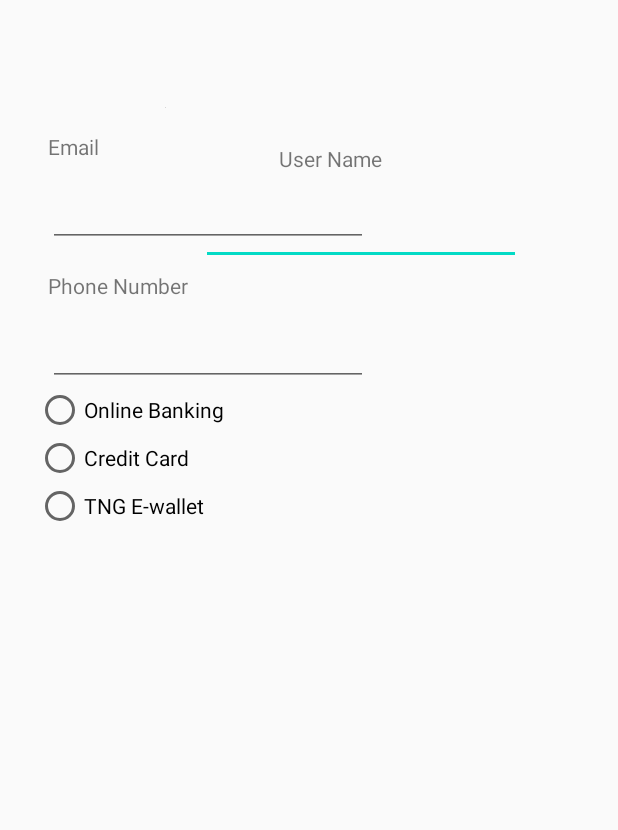
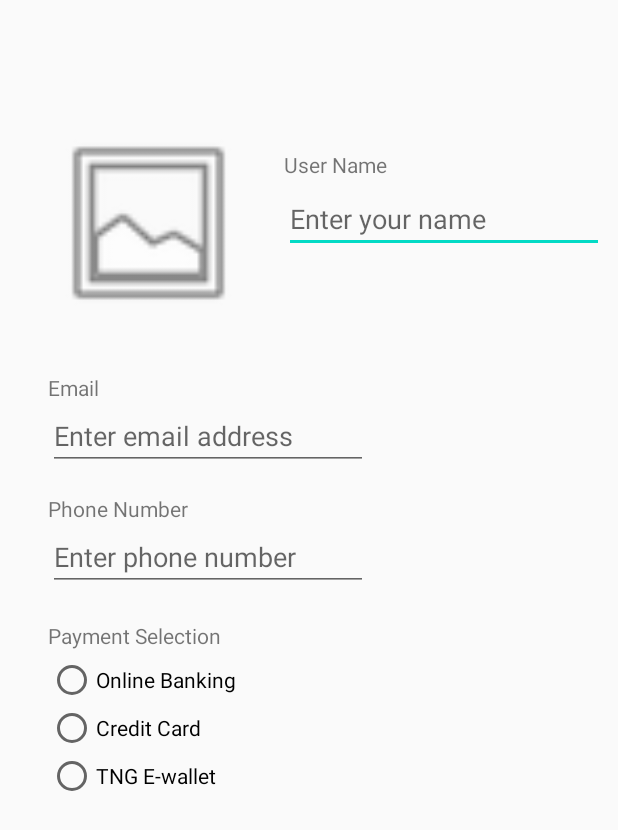
Before and after one commit to RyanYee1057/Assignment, an Android app: the layout profile.xml on its own in the app's theme, with its tools: preview values and no code run, on a phone screen of 412 x 824 dp. Shown: the top 830 px of the screen. Run offline under Robolectric (Android 15) with nearby library versions, the light colour scheme and no system bars.

Commit message:
By Yee Zhi Sheng

```diff
--- a/app/src/main/AndroidManifest.xml
+++ b/app/src/main/AndroidManifest.xml
@@ -9,13 +9,15 @@
         android:roundIcon="@mipmap/ic_launcher_round"
         android:supportsRtl="true"
         android:theme="@style/AppTheme">
-        <activity android:name=".MainActivity">
+        <activity android:name=".MainActivity"
+            android:label="@string/app_name">
             <intent-filter>
                 <action android:name="android.intent.action.MAIN" />
 
                 <category android:name="android.intent.category.LAUNCHER" />
             </intent-filter>
         </activity>
+        <activity android:name=".profile"></activity>
     </application>
 
 </manifest>
--- a/app/src/main/java/com/example/assignment/MainActivity.java
+++ b/app/src/main/java/com/example/assignment/MainActivity.java
@@ -3,11 +3,10 @@ package com.example.assignment;
 import android.content.Intent;
 import android.os.Bundle;
 import android.view.View;
+import android.widget.Button;
 import android.widget.Toast;
-
 import androidx.appcompat.app.AppCompatActivity;
 
-import com.google.android.material.floatingactionbutton.FloatingActionButton;
 
 public class MainActivity extends AppCompatActivity {
 
@@ -15,21 +14,20 @@ public class MainActivity extends AppCompatActivity {
     public static final String EXTRA_MESSAGE =
             "com.example.android.assignment.extra.MESSAGE";
 
+    //private String Message;
+
     @Override
     protected void onCreate(Bundle savedInstanceState) {
         super.onCreate(savedInstanceState);
         setContentView(R.layout.activity_main);
 
-        Toolbar toolbar = findViewById(R.id.toolbar);
-        setSupportActionBar(toolbar);
-
-        FloatingActionButton fab = findViewById(R.id.fab);
-        fab.setOnClickListener(new View.OnClickListener() {
+        Button start = findViewById(R.id.start);
+        start.setOnClickListener(new View.OnClickListener() {
             @Override
             public void onClick(View view) {
                 Intent intent = new Intent(MainActivity.this,
-                        OrderActivity.class);
-                intent.putExtra(EXTRA_MESSAGE, mOrderMessage);
+                        profile.class);
+                //intent.putExtra(EXTRA_MESSAGE, Message);
                 startActivity(intent);
             }
         });
@@ -39,5 +37,4 @@ public class MainActivity extends AppCompatActivity {
         Toast.makeText(getApplicationContext(), message,
                 Toast.LENGTH_SHORT).show();
     }
-
 }
--- a/app/src/main/java/com/example/assignment/profile.java
+++ b/app/src/main/java/com/example/assignment/profile.java
@@ -9,7 +9,8 @@ import android.widget.RadioButton;
 import android.widget.TextView;
 import android.widget.Toast;
 
-public class profile extends AppCompatActivity {
+public class profile extends AppCompatActivity{
+        //implements AdapterView.OnItemSelectedListener {
 
     @Override
     protected void onCreate(Bundle savedInstanceState) {
@@ -19,7 +20,7 @@ public class profile extends AppCompatActivity {
         // Get the intent and its data.
         Intent intent = getIntent();
         String message = intent.getStringExtra(MainActivity.EXTRA_MESSAGE);
-        TextView textView = findViewById(R.id.textView);
+        TextView textView = findViewById(R.id.name_label);
         textView.setText(message);
     }
 
@@ -46,7 +47,6 @@ public class profile extends AppCompatActivity {
         }
     }
 
-
     public void displayMsg(String message) {
         Toast.makeText(getApplicationContext(), message,
                 Toast.LENGTH_SHORT).show();
--- a/app/src/main/res/layout/profile.xml
+++ b/app/src/main/res/layout/profile.xml
@@ -6,30 +6,29 @@
     android:layout_height="match_parent"
     tools:context=".profile">
 
-    <TextView
-        android:id="@+id/textView"
-        android:layout_width="wrap_content"
-        android:layout_height="wrap_content"
-        android:text="@string/user_name"
-        app:layout_constraintBottom_toBottomOf="parent"
-        app:layout_constraintHorizontal_bias="0.542"
-        app:layout_constraintLeft_toLeftOf="parent"
-        app:layout_constraintRight_toRightOf="parent"
-        app:layout_constraintTop_toTopOf="parent"
-        app:layout_constraintVertical_bias="0.119" />
-
     <ImageView
         android:id="@+id/imageView"
-        android:layout_width="wrap_content"
-        android:layout_height="wrap_content"
+        android:layout_width="134dp"
+        android:layout_height="168dp"
+        android:layout_marginStart="32dp"
+        android:layout_marginLeft="32dp"
         android:contentDescription="@string/todo"
         app:layout_constraintBottom_toBottomOf="parent"
-        app:layout_constraintEnd_toStartOf="@+id/textView"
-        app:layout_constraintHorizontal_bias="0.594"
         app:layout_constraintStart_toStartOf="parent"
         app:layout_constraintTop_toTopOf="parent"
-        app:layout_constraintVertical_bias="0.087"
-        tools:srcCompat="@tools:sample/avatars" />
+        app:layout_constraintVertical_bias="0.099"
+        app:srcCompat="@android:drawable/ic_menu_gallery" />
+
+    <TextView
+        android:id="@+id/name_label"
+        android:layout_width="70dp"
+        android:layout_height="wrap_content"
+        android:layout_marginTop="100dp"
+        android:text="@string/user_name"
+        app:layout_constraintEnd_toEndOf="parent"
+        app:layout_constraintHorizontal_bias="0.554"
+        app:layout_constraintStart_toStartOf="parent"
+        app:layout_constraintTop_toTopOf="parent" />
 
     <EditText
         android:id="@+id/enter_name"
@@ -37,15 +36,15 @@
         android:layout_height="wrap_content"
         android:layout_marginStart="23dp"
         android:layout_marginLeft="23dp"
+        android:layout_marginTop="4dp"
+        android:hint="@string/enter_your_name"
+        android:importantForAutofill="no"
         android:ems="10"
         android:inputType="textPersonName"
-        app:layout_constraintBottom_toBottomOf="parent"
         app:layout_constraintEnd_toEndOf="parent"
         app:layout_constraintHorizontal_bias="0.0"
         app:layout_constraintStart_toEndOf="@+id/imageView"
-        app:layout_constraintTop_toBottomOf="@+id/textView"
-        app:layout_constraintVertical_bias="0.024"
-        android:autofillHints="" />
+        app:layout_constraintTop_toBottomOf="@+id/name_label" />
 
     <TextView
         android:id="@+id/Email"
@@ -64,12 +63,12 @@
         android:layout_height="wrap_content"
         android:layout_marginStart="32dp"
         android:layout_marginLeft="32dp"
-        android:layout_marginTop="12dp"
+        android:hint="@string/enter_email_address"
+        android:importantForAutofill="no"
         android:ems="10"
         android:inputType="textEmailAddress"
         app:layout_constraintStart_toStartOf="parent"
-        app:layout_constraintTop_toBottomOf="@+id/Email"
-        android:autofillHints="" />
+        app:layout_constraintTop_toBottomOf="@+id/Email" />
 
     <TextView
         android:id="@+id/phone_num"
@@ -88,21 +87,36 @@
         android:layout_height="wrap_content"
         android:layout_marginStart="32dp"
         android:layout_marginLeft="32dp"
-        android:layout_marginTop="12dp"
+        android:hint="@string/enter_phone_number"
         android:ems="10"
         android:inputType="phone"
         app:layout_constraintStart_toStartOf="parent"
         app:layout_constraintTop_toBottomOf="@+id/phone_num"
-        android:autofillHints="" />
+        android:importantForAutofill="no"
+        android:imeOptions="actionSend"/>
+
+    <TextView
+        android:id="@+id/payment_label"
+        android:layout_width="wrap_content"
+        android:layout_height="wrap_content"
+        android:layout_marginStart="32dp"
+        android:layout_marginLeft="32dp"
+        android:layout_marginTop="20dp"
+        android:text="@string/payment_selection"
+        app:layout_constraintBottom_toTopOf="@+id/radioGroup"
+        app:layout_constraintStart_toStartOf="parent"
+        app:layout_constraintTop_toBottomOf="@+id/enter_phone_num" />
 
     <RadioGroup
+        android:id="@+id/radioGroup"
         android:layout_width="wrap_content"
         android:layout_height="wrap_content"
-        android:layout_marginLeft="24dp"
-        android:layout_marginStart="24dp"
+        android:layout_marginStart="32dp"
+        android:layout_marginLeft="32dp"
+        android:layout_marginTop="4dp"
         android:orientation="vertical"
         app:layout_constraintStart_toStartOf="parent"
-        app:layout_constraintTop_toBottomOf="@id/enter_phone_num">
+        app:layout_constraintTop_toBottomOf="@+id/payment_label">
 
 
         <RadioButton
--- a/app/src/main/res/values/strings.xml
+++ b/app/src/main/res/values/strings.xml
@@ -10,6 +10,9 @@
     <string name="selected_bank">Selected Online Banking</string>
     <string name="selected_card">Selected Credit Card</string>
     <string name="selected_Ewallet">Selected TNG E-wallet</string>
-    <string name="button">Button</string>
-    <string name="suck">suck</string>
+    <string name="start">Start</string>
+    <string name="payment_selection">Payment Selection</string>
+    <string name="enter_your_name">Enter your name</string>
+    <string name="enter_phone_number">Enter phone number</string>
+    <string name="enter_email_address">Enter email address</string>
 </resources>
```
